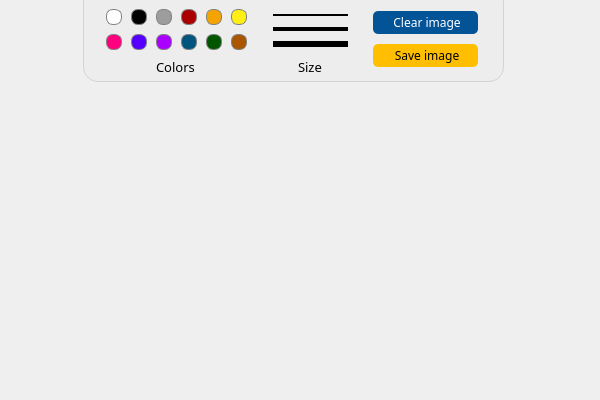
The window that Frontend/Widgets/PaintWidget/PaintWidget.ui (andreitdr/project-gartic) describes before a commit, drawn with Qt 5.
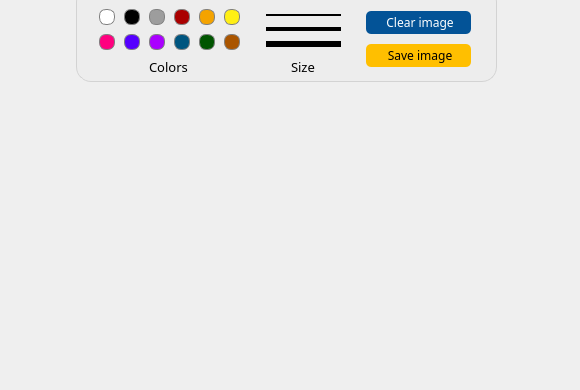
The same window after the commit. Icons and pictures are not drawn.

Commit message: Added paintWidget and displayPaintWidget to game window

Patch:
```diff
--- a/Frontend/Widgets/PaintWidget/PaintWidget.ui
+++ b/Frontend/Widgets/PaintWidget/PaintWidget.ui
@@ -6,20 +6,20 @@
    <rect>
     <x>0</x>
     <y>0</y>
-    <width>600</width>
-    <height>400</height>
+    <width>580</width>
+    <height>390</height>
    </rect>
   </property>
   <property name="minimumSize">
    <size>
-    <width>600</width>
-    <height>400</height>
+    <width>580</width>
+    <height>390</height>
    </size>
   </property>
   <property name="maximumSize">
    <size>
-    <width>600</width>
-    <height>400</height>
+    <width>580</width>
+    <height>390</height>
    </size>
   </property>
   <property name="windowTitle">
@@ -28,7 +28,7 @@
   <widget class="QGroupBox" name="groupBox">
    <property name="geometry">
     <rect>
-     <x>83</x>
+     <x>76</x>
      <y>-13</y>
      <width>421</width>
      <height>95</height>
```
The commit also changes 7 other files.
